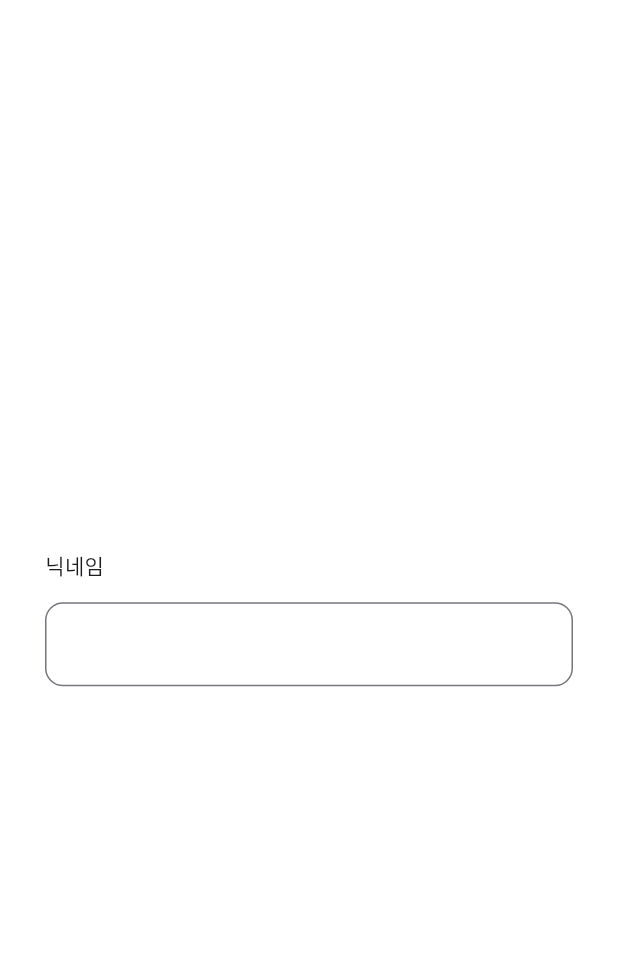
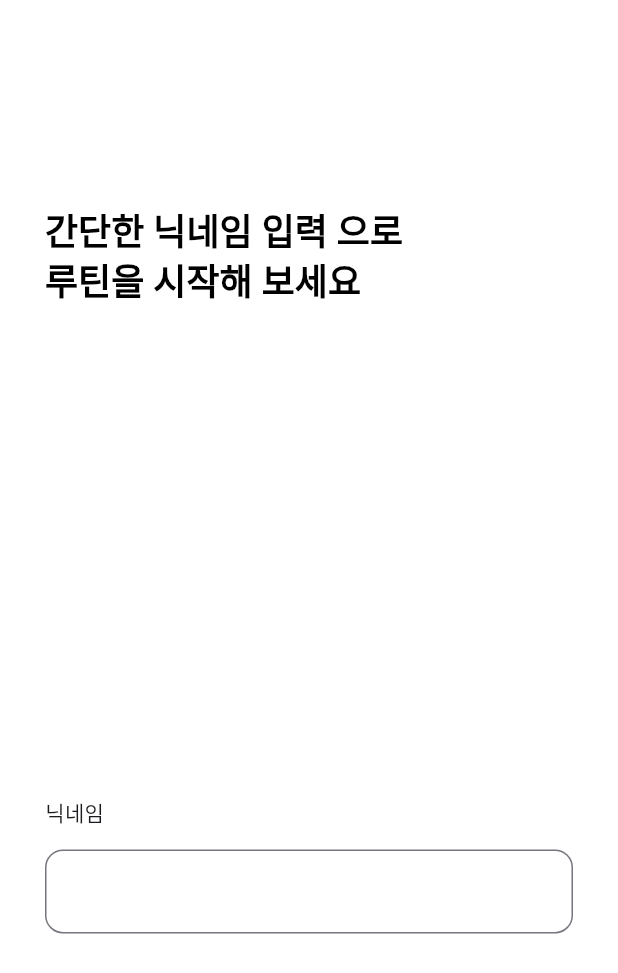
Before and after one commit to YunFlutter/remindme_app, a Flutter app: the OnboardingScreen screen opened by its route, after a tap on "건너뛰기", on a phone screen of 412 x 824 dp. Shown: the top 973 px of the screen. Run offline on Flutter 3.47's test engine with Material 3 defaults, Android fonts, the phone set to English and light mode, and no system bars; our stand-ins replace freezed_annotation, go_router, lucide_icons_flutter; generated files the repository leaves out were written again; Roboto replaces fonts that are missing (Pretendard); project files that could hold a hidden picture were left out.

Commit message:
feat : nickName 입력 페이지 완성

```diff
--- a/lib/view/onboarding/onboarding_screen.dart
+++ b/lib/view/onboarding/onboarding_screen.dart
@@ -57,6 +57,9 @@ class OnboardingScreen extends StatelessWidget {
                     width: MediaQuery.of(context).size.width / 2,
                     padding: EdgeInsets.only(bottom: 70),
                     child: PrimaryButton(
+                      onTap: (){
+                        context.go("/sign-up");
+                      },
                       buttonText: '시작하기',
                       buttonActive: true,
                     ),
@@ -65,7 +68,7 @@ class OnboardingScreen extends StatelessWidget {
 
               Align(alignment: Alignment.bottomCenter, child: indicator()),
 
-              if (viewModel.state.pageInt != 3)
+              if (viewModel.state.pageInt != 2)
                 Align(
                   alignment: Alignment.topRight,
                   child: Container(
--- a/lib/view/signUp/sign_up_screen.dart
+++ b/lib/view/signUp/sign_up_screen.dart
@@ -1,5 +1,7 @@
 import 'package:flutter/material.dart';
+import 'package:lucide_icons_flutter/lucide_icons.dart';
 import 'package:remindme_app/core/themes/app_colors.dart';
+import 'package:remindme_app/core/themes/app_text_styles.dart';
 import 'package:remindme_app/core/widgets/custom_text_field.dart';
 import 'package:remindme_app/view/signUp/sign_up_view_model.dart';
 
@@ -15,25 +17,84 @@ class SignUpScreen extends StatelessWidget {
       builder: (_, _) {
         return Scaffold(
           backgroundColor: AppColors.baseWhite,
-          body: Container(
-            width: MediaQuery.of(context).size.width,
-            height: MediaQuery.of(context).size.height,
-            padding: EdgeInsets.symmetric(horizontal: 30),
-            child: GestureDetector(
-              onTap: viewModel.unFocus,
+          body: AnimatedOpacity(
+            duration: const Duration(milliseconds: 600),
+            opacity: viewModel.state.pageOpacity ? 1.0 : 0.0,
+            curve: Curves.easeIn,
+            child: Padding(
+              padding: const EdgeInsets.symmetric(horizontal: 30),
+              child: Stack(
+                fit: StackFit.expand,
+                children: [
+                  if (viewModel.state.pageOpacity)
+                    AnimatedSlide(
+                      duration: const Duration(milliseconds: 600),
+                      offset:
+                          viewModel.state.isTitleVisible
+                              ? Offset.zero
+                              : const Offset(0, 0.2),
+                      child: Padding(
+                        padding: EdgeInsets.only(
+                          top: MediaQuery.of(context).padding.top * 2,
+                        ),
+                        child: Text(
+                          '간단한 닉네임 입력 으로\n루틴을 시작해 보세요',
+                          style: AppTextStyles.headingXl(),
+                        ),
+                      ),
+                    ),
+                  if (viewModel.state.pageOpacity &&
+                      viewModel.state.isTitleVisible)
+                    AnimatedSlide(
+                      duration: const Duration(milliseconds: 600),
+                      offset:
+                          viewModel.state.isFieldVisible
+                              ? Offset.zero
+                              : const Offset(0, 0.2),
                       child: Column(
                         spacing: 15,
-                mainAxisSize: MainAxisSize.max,
                         mainAxisAlignment: MainAxisAlignment.center,
                         crossAxisAlignment: CrossAxisAlignment.start,
                         children: [
                           Text('닉네임'),
                           CustomTextField(
                             focusNode: viewModel.state.focusNode,
-                    textEditingController: viewModel.state.textEditingController,
+                            textEditingController:
+                                viewModel.state.textEditingController,
                             onSubmitEvent: (text) {
                               print("완성 $text");
                             },
+                          ),
+                        ],
+                      ),
+                    ),
+                  Container(
+                    alignment: Alignment.bottomCenter,
+                    padding: EdgeInsets.only(
+                      bottom: MediaQuery.of(context).padding.top * 2,
+                    ),
+                    child: AnimatedOpacity(
+                      opacity:
+                          viewModel.state.textEditingController.text.isNotEmpty
+                              ? 1.0
+                              : 0.0,
+                      duration: Duration(milliseconds: 500),
+                      curve: Curves.linear,
+                      child: IconButton(
+                        padding: EdgeInsets.all(15),
+                        style: ButtonStyle(
+                          backgroundColor: MaterialStateProperty.all(
+                            AppColors.primaryBlue,
+                          ),
+                        ),
+                        onPressed: () {},
+                        icon: LucideIconWidget(
+                          icon: LucideIcons.chevronRight,
+                          color: AppColors.baseWhite,
+                          size: 40,
+                        ),
+                      ),
+                    ),
                   ),
                 ],
               ),
--- a/lib/view/signUp/sign_up_state.dart
+++ b/lib/view/signUp/sign_up_state.dart
@@ -6,11 +6,18 @@ part 'sign_up_state.freezed.dart';
 
 @freezed
 class SignUpState with _$SignUpState {
-  TextEditingController textEditingController;
-  FocusNode focusNode;
+  final TextEditingController textEditingController;
+  final FocusNode focusNode;
+  final bool pageOpacity;
+  final bool isTitleVisible;
+  final bool isFieldVisible;
 
   SignUpState({
     required this.textEditingController,
     required this.focusNode,
+    this.pageOpacity = false,
+    this.isFieldVisible = false,
+    this.isTitleVisible = false
   });
+
 }
--- a/lib/view/signUp/sign_up_view_model.dart
+++ b/lib/view/signUp/sign_up_view_model.dart
@@ -2,15 +2,31 @@ import 'package:flutter/material.dart';
 import 'package:remindme_app/view/signUp/sign_up_state.dart';
 
 class SignUpViewModel with ChangeNotifier {
-  final SignUpState _state = SignUpState(
+  SignUpState _state = SignUpState(
     textEditingController: TextEditingController(),
     focusNode: FocusNode(),
   );
 
-
   SignUpState get state => _state;
 
-  void initPage(){
+  void initPage() async {
+    await Future.delayed(const Duration(milliseconds: 500), () {
+          _state = state.copyWith(pageOpacity: true);
+          notifyListeners();
+        })
+        .then((_) async {
+          await Future.delayed(const Duration(milliseconds: 500), () {
+            _state = _state.copyWith(isTitleVisible: true);
+            notifyListeners();
+          });
+        })
+        .then((_) async {
+          await Future.delayed(const Duration(milliseconds: 500), () {
+            _state = _state.copyWith(isFieldVisible: true);
+            notifyListeners();
+          });
+        });
+
     _state.focusNode.addListener(() {});
     _state.textEditingController.addListener(() {
       print(_state.textEditingController.text);
@@ -18,7 +34,7 @@ class SignUpViewModel with ChangeNotifier {
     });
   }
 
-  void unFocus(){
+  void unFocus() {
     _state.focusNode.unfocus();
     notifyListeners();
   }
```
Lines whose indentation alone changed are shown as unchanged.
